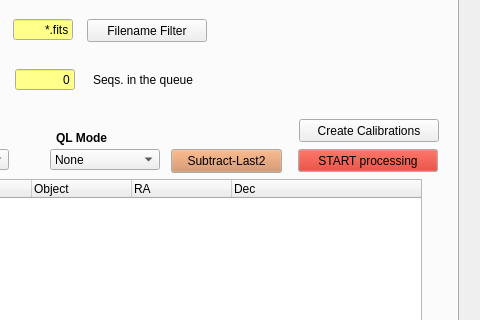
Before: the Qt Designer form QL4/panicQL.ui in ppmim/PAPI, drawn with Qt 5; both pictures show x 481 to 961 and y 85 to 405 of the 961 by 729 pixel window.
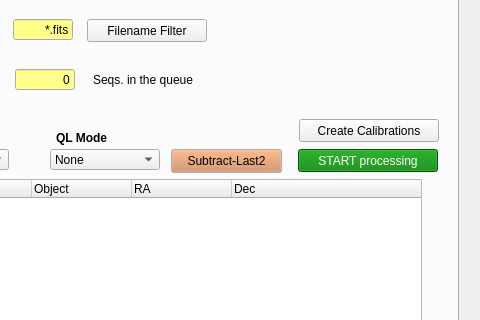
After: the same form once the commit is applied. Icons and pictures are not drawn.

The edit to the form file:
```diff
--- a/QL4/panicQL.ui
+++ b/QL4/panicQL.ui
@@ -599,34 +599,412 @@
       <property name="palette">
        <palette>
         <active>
+         <colorrole role="WindowText">
+          <brush brushstyle="SolidPattern">
+           <color alpha="255">
+            <red>255</red>
+            <green>255</green>
+            <blue>255</blue>
+           </color>
+          </brush>
+         </colorrole>
          <colorrole role="Button">
           <brush brushstyle="SolidPattern">
            <color alpha="255">
-            <red>207</red>
-            <green>33</green>
-            <blue>17</blue>
+            <red>0</red>
+            <green>128</green>
+            <blue>0</blue>
+           </color>
+          </brush>
+         </colorrole>
+         <colorrole role="Light">
+          <brush brushstyle="SolidPattern">
+           <color alpha="255">
+            <red>0</red>
+            <green>192</green>
+            <blue>0</blue>
+           </color>
+          </brush>
+         </colorrole>
+         <colorrole role="Midlight">
+          <brush brushstyle="SolidPattern">
+           <color alpha="255">
+            <red>0</red>
+            <green>160</green>
+            <blue>0</blue>
+           </color>
+          </brush>
+         </colorrole>
+         <colorrole role="Dark">
+          <brush brushstyle="SolidPattern">
+           <color alpha="255">
+            <red>0</red>
+            <green>64</green>
+            <blue>0</blue>
+           </color>
+          </brush>
+         </colorrole>
+         <colorrole role="Mid">
+          <brush brushstyle="SolidPattern">
+           <color alpha="255">
+            <red>0</red>
+            <green>85</green>
+            <blue>0</blue>
+           </color>
+          </brush>
+         </colorrole>
+         <colorrole role="Text">
+          <brush brushstyle="SolidPattern">
+           <color alpha="255">
+            <red>255</red>
+            <green>255</green>
+            <blue>255</blue>
+           </color>
+          </brush>
+         </colorrole>
+         <colorrole role="BrightText">
+          <brush brushstyle="SolidPattern">
+           <color alpha="255">
+            <red>255</red>
+            <green>255</green>
+            <blue>255</blue>
+           </color>
+          </brush>
+         </colorrole>
+         <colorrole role="ButtonText">
+          <brush brushstyle="SolidPattern">
+           <color alpha="255">
+            <red>255</red>
+            <green>255</green>
+            <blue>255</blue>
+           </color>
+          </brush>
+         </colorrole>
+         <colorrole role="Base">
+          <brush brushstyle="SolidPattern">
+           <color alpha="255">
+            <red>0</red>
+            <green>0</green>
+            <blue>0</blue>
+           </color>
+          </brush>
+         </colorrole>
+         <colorrole role="Window">
+          <brush brushstyle="SolidPattern">
+           <color alpha="255">
+            <red>0</red>
+            <green>128</green>
+            <blue>0</blue>
+           </color>
+          </brush>
+         </colorrole>
+         <colorrole role="Shadow">
+          <brush brushstyle="SolidPattern">
+           <color alpha="255">
+            <red>0</red>
+            <green>0</green>
+            <blue>0</blue>
+           </color>
+          </brush>
+         </colorrole>
+         <colorrole role="AlternateBase">
+          <brush brushstyle="SolidPattern">
+           <color alpha="255">
+            <red>0</red>
+            <green>64</green>
+            <blue>0</blue>
+           </color>
+          </brush>
+         </colorrole>
+         <colorrole role="ToolTipBase">
+          <brush brushstyle="SolidPattern">
+           <color alpha="255">
+            <red>255</red>
+            <green>255</green>
+            <blue>220</blue>
+           </color>
+          </brush>
+         </colorrole>
+         <colorrole role="ToolTipText">
+          <brush brushstyle="SolidPattern">
+           <color alpha="255">
+            <red>0</red>
+            <green>0</green>
+            <blue>0</blue>
            </color>
           </brush>
          </colorrole>
         </active>
         <inactive>
+         <colorrole role="WindowText">
+          <brush brushstyle="SolidPattern">
+           <color alpha="255">
+            <red>255</red>
+            <green>255</green>
+            <blue>255</blue>
+           </color>
+          </brush>
+         </colorrole>
          <colorrole role="Button">
           <brush brushstyle="SolidPattern">
            <color alpha="255">
-            <red>207</red>
-            <green>33</green>
-            <blue>17</blue>
+            <red>0</red>
+            <green>128</green>
+            <blue>0</blue>
+           </color>
+          </brush>
+         </colorrole>
+         <colorrole role="Light">
+          <brush brushstyle="SolidPattern">
+           <color alpha="255">
+            <red>0</red>
+            <green>192</green>
+            <blue>0</blue>
+           </color>
+          </brush>
+         </colorrole>
+         <colorrole role="Midlight">
+          <brush brushstyle="SolidPattern">
+           <color alpha="255">
+            <red>0</red>
+            <green>160</green>
+            <blue>0</blue>
+           </color>
+          </brush>
+         </colorrole>
+         <colorrole role="Dark">
+          <brush brushstyle="SolidPattern">
+           <color alpha="255">
+            <red>0</red>
+            <green>64</green>
+            <blue>0</blue>
+           </color>
+          </brush>
+         </colorrole>
+         <colorrole role="Mid">
+          <brush brushstyle="SolidPattern">
+           <color alpha="255">
+            <red>0</red>
+            <green>85</green>
+            <blue>0</blue>
+           </color>
+          </brush>
+         </colorrole>
+         <colorrole role="Text">
+          <brush brushstyle="SolidPattern">
+           <color alpha="255">
+            <red>255</red>
+            <green>255</green>
+            <blue>255</blue>
+           </color>
+          </brush>
+         </colorrole>
+         <colorrole role="BrightText">
+          <brush brushstyle="SolidPattern">
+           <color alpha="255">
+            <red>255</red>
+            <green>255</green>
+            <blue>255</blue>
+           </color>
+          </brush>
+         </colorrole>
+         <colorrole role="ButtonText">
+          <brush brushstyle="SolidPattern">
+           <color alpha="255">
+            <red>255</red>
+            <green>255</green>
+            <blue>255</blue>
+           </color>
+          </brush>
+         </colorrole>
+         <colorrole role="Base">
+          <brush brushstyle="SolidPattern">
+           <color alpha="255">
+            <red>0</red>
+            <green>0</green>
+            <blue>0</blue>
+           </color>
+          </brush>
+         </colorrole>
+         <colorrole role="Window">
+          <brush brushstyle="SolidPattern">
+           <color alpha="255">
+            <red>0</red>
+            <green>128</green>
+            <blue>0</blue>
+           </color>
+          </brush>
+         </colorrole>
+         <colorrole role="Shadow">
+          <brush brushstyle="SolidPattern">
+           <color alpha="255">
+            <red>0</red>
+            <green>0</green>
+            <blue>0</blue>
+           </color>
+          </brush>
+         </colorrole>
+         <colorrole role="AlternateBase">
+          <brush brushstyle="SolidPattern">
+           <color alpha="255">
+            <red>0</red>
+            <green>64</green>
+            <blue>0</blue>
+           </color>
+          </brush>
+         </colorrole>
+         <colorrole role="ToolTipBase">
+          <brush brushstyle="SolidPattern">
+           <color alpha="255">
+            <red>255</red>
+            <green>255</green>
+            <blue>220</blue>
+           </color>
+          </brush>
+         </colorrole>
+         <colorrole role="ToolTipText">
+          <brush brushstyle="SolidPattern">
+           <color alpha="255">
+            <red>0</red>
+            <green>0</green>
+            <blue>0</blue>
            </color>
           </brush>
          </colorrole>
         </inactive>
         <disabled>
+         <colorrole role="WindowText">
+          <brush brushstyle="SolidPattern">
+           <color alpha="255">
+            <red>0</red>
+            <green>64</green>
+            <blue>0</blue>
+           </color>
+          </brush>
+         </colorrole>
          <colorrole role="Button">
           <brush brushstyle="SolidPattern">
            <color alpha="255">
-            <red>207</red>
-            <green>33</green>
-            <blue>17</blue>
+            <red>0</red>
+            <green>128</green>
+            <blue>0</blue>
+           </color>
+          </brush>
+         </colorrole>
+         <colorrole role="Light">
+          <brush brushstyle="SolidPattern">
+           <color alpha="255">
+            <red>0</red>
+            <green>192</green>
+            <blue>0</blue>
+           </color>
+          </brush>
+         </colorrole>
+         <colorrole role="Midlight">
+          <brush brushstyle="SolidPattern">
+           <color alpha="255">
+            <red>0</red>
+            <green>160</green>
+            <blue>0</blue>
+           </color>
+          </brush>
+         </colorrole>
+         <colorrole role="Dark">
+          <brush brushstyle="SolidPattern">
+           <color alpha="255">
+            <red>0</red>
+            <green>64</green>
+            <blue>0</blue>
+           </color>
+          </brush>
+         </colorrole>
+         <colorrole role="Mid">
+          <brush brushstyle="SolidPattern">
+           <color alpha="255">
+            <red>0</red>
+            <green>85</green>
+            <blue>0</blue>
+           </color>
+          </brush>
+         </colorrole>
+         <colorrole role="Text">
+          <brush brushstyle="SolidPattern">
+           <color alpha="255">
+            <red>0</red>
+            <green>64</green>
+            <blue>0</blue>
+           </color>
+          </brush>
+         </colorrole>
+         <colorrole role="BrightText">
+          <brush brushstyle="SolidPattern">
+           <color alpha="255">
+            <red>255</red>
+            <green>255</green>
+            <blue>255</blue>
+           </color>
+          </brush>
+         </colorrole>
+         <colorrole role="ButtonText">
+          <brush brushstyle="SolidPattern">
+           <color alpha="255">
+            <red>0</red>
+            <green>64</green>
+            <blue>0</blue>
+           </color>
+          </brush>
+         </colorrole>
+         <colorrole role="Base">
+          <brush brushstyle="SolidPattern">
+           <color alpha="255">
+            <red>0</red>
+            <green>128</green>
+            <blue>0</blue>
+           </color>
+          </brush>
+         </colorrole>
+         <colorrole role="Window">
+          <brush brushstyle="SolidPattern">
+           <color alpha="255">
+            <red>0</red>
+            <green>128</green>
+            <blue>0</blue>
+           </color>
+          </brush>
+         </colorrole>
+         <colorrole role="Shadow">
+          <brush brushstyle="SolidPattern">
+           <color alpha="255">
+            <red>0</red>
+            <green>0</green>
+            <blue>0</blue>
+           </color>
+          </brush>
+         </colorrole>
+         <colorrole role="AlternateBase">
+          <brush brushstyle="SolidPattern">
+           <color alpha="255">
+            <red>0</red>
+            <green>128</green>
+            <blue>0</blue>
+           </color>
+          </brush>
+         </colorrole>
+         <colorrole role="ToolTipBase">
+          <brush brushstyle="SolidPattern">
+           <color alpha="255">
+            <red>255</red>
+            <green>255</green>
+            <blue>220</blue>
+           </color>
+          </brush>
+         </colorrole>
+         <colorrole role="ToolTipText">
+          <brush brushstyle="SolidPattern">
+           <color alpha="255">
+            <red>0</red>
+            <green>0</green>
+            <blue>0</blue>
            </color>
           </brush>
          </colorrole>
```
Left out of the diff: 72 changed lines with no effect on the pictures.
